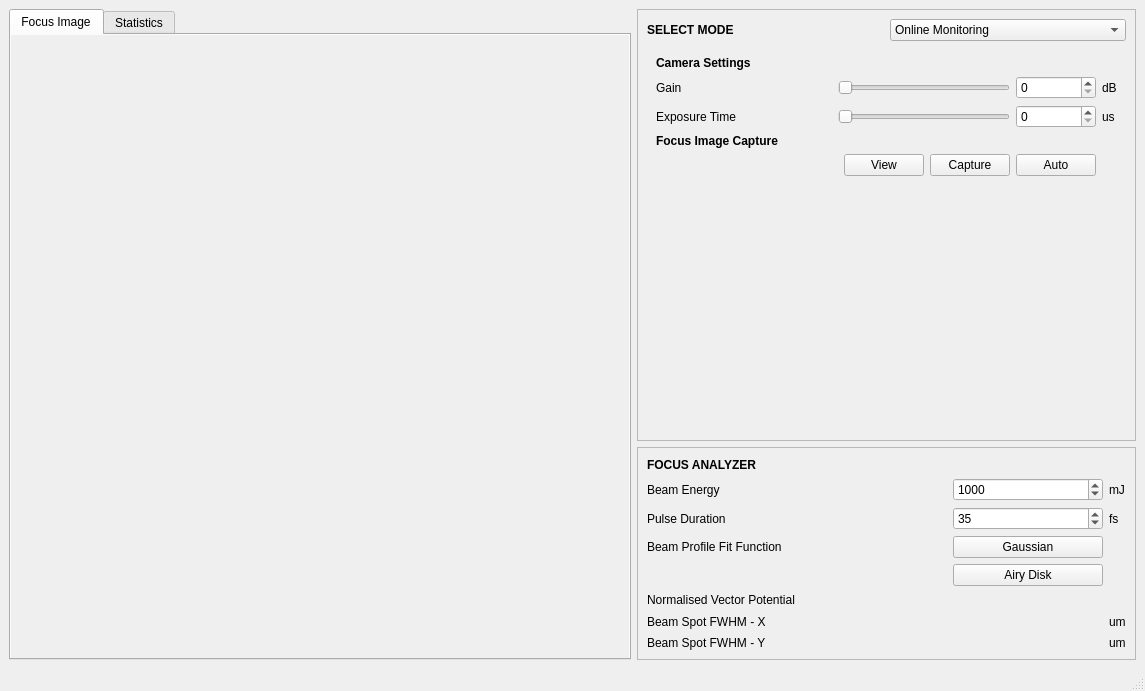
Before: the Qt Designer form FocusDiagnostics/focusdiagnosticsmainwindow.ui in dungducphan/TauExperimentDataAnalyzer, drawn with Qt 5.
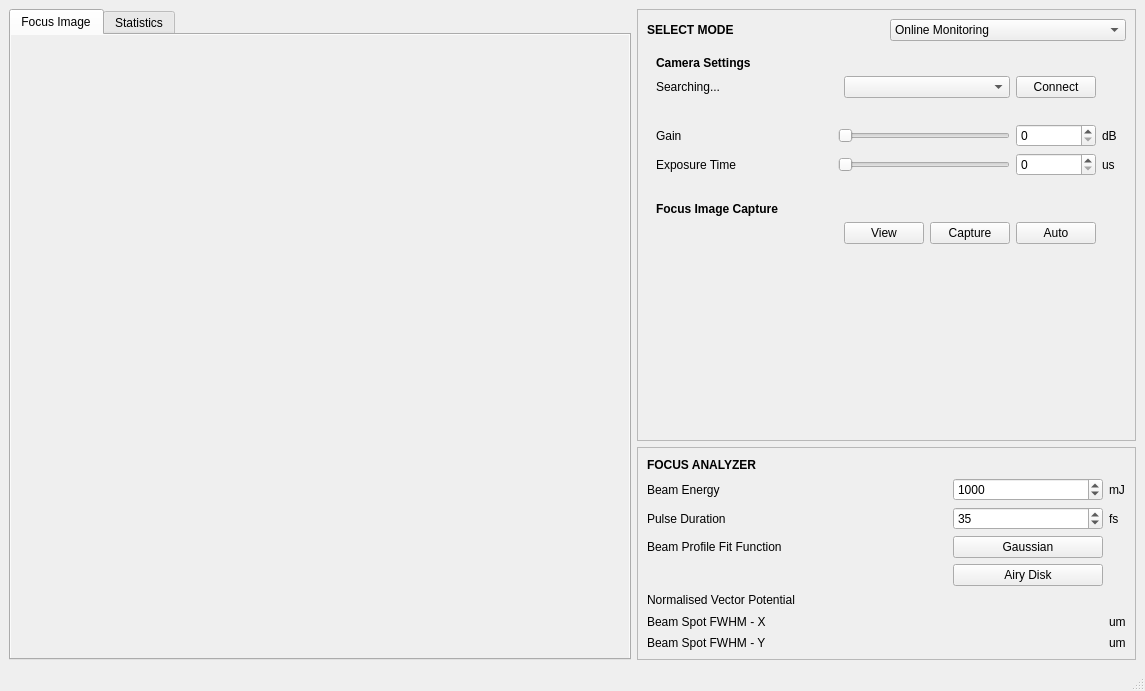
After: the same form once the commit is applied.

Commit message: Adding camera control for live image processing.

What changed in the file:
```diff
--- a/FocusDiagnostics/focusdiagnosticsmainwindow.ui
+++ b/FocusDiagnostics/focusdiagnosticsmainwindow.ui
@@ -143,112 +143,6 @@
          </property>
          <widget class="QWidget" name="page_ONLINE_MONITORING">
           <layout class="QGridLayout" name="gridLayout_2">
-           <item row="1" column="0">
-            <widget class="QLabel" name="label_2">
-             <property name="minimumSize">
-              <size>
-               <width>0</width>
-               <height>0</height>
-              </size>
-             </property>
-             <property name="text">
-              <string>Gain</string>
-             </property>
-            </widget>
-           </item>
-           <item row="2" column="1">
-            <spacer name="horizontalSpacer_4">
-             <property name="orientation">
-              <enum>Qt::Horizontal</enum>
-             </property>
-             <property name="sizeHint" stdset="0">
-              <size>
-               <width>40</width>
-               <height>20</height>
-              </size>
-             </property>
-            </spacer>
-           </item>
-           <item row="2" column="6">
-            <widget class="QLabel" name="label_4">
-             <property name="text">
-              <string>us</string>
-             </property>
-            </widget>
-           </item>
-           <item row="2" column="5">
-            <widget class="QSpinBox" name="spinbox_EXPOSURE_TIME">
-             <property name="maximum">
-              <number>10000000</number>
-             </property>
-            </widget>
-           </item>
-           <item row="6" column="5">
-            <widget class="QPushButton" name="button_FOCUS_IMAGE_AUTO_CAPTURE">
-             <property name="text">
-              <string>Auto</string>
-             </property>
-            </widget>
-           </item>
-           <item row="1" column="1">
-            <spacer name="horizontalSpacer">
-             <property name="orientation">
-              <enum>Qt::Horizontal</enum>
-             </property>
-             <property name="sizeHint" stdset="0">
-              <size>
-               <width>40</width>
-               <height>20</height>
-              </size>
-             </property>
-            </spacer>
-           </item>
-           <item row="2" column="0">
-            <widget class="QLabel" name="label_3">
-             <property name="minimumSize">
-              <size>
-               <width>0</width>
-               <height>0</height>
-              </size>
-             </property>
-             <property name="text">
-              <string>Exposure Time</string>
-             </property>
-            </widget>
-           </item>
-           <item row="6" column="3">
-            <widget class="QPushButton" name="button_FOCUS_IMAGE_VIEW">
-             <property name="text">
-              <string>View</string>
-             </property>
-            </widget>
-           </item>
-           <item row="6" column="4">
-            <widget class="QPushButton" name="button_FOCUS_IMAGE_CAPTURE">
-             <property name="text">
-              <string>Capture</string>
-             </property>
-            </widget>
-           </item>
-           <item row="1" column="6">
-            <widget class="QLabel" name="label_6">
-             <property name="text">
-              <string>dB</string>
-             </property>
-            </widget>
-           </item>
-           <item row="5" column="0">
-            <widget class="QLabel" name="label_18">
-             <property name="font">
-              <font>
-               <bold>true</bold>
-              </font>
-             </property>
-             <property name="text">
-              <string>Focus Image Capture</string>
-             </property>
-            </widget>
-           </item>
            <item row="0" column="0" colspan="7">
             <widget class="QLabel" name="label">
              <property name="font">
@@ -261,7 +155,33 @@
              </property>
             </widget>
            </item>
-           <item row="2" column="2" colspan="3">
+           <item row="2" column="0">
+            <spacer name="horizontalSpacer_5">
+             <property name="orientation">
+              <enum>Qt::Horizontal</enum>
+             </property>
+             <property name="sizeHint" stdset="0">
+              <size>
+               <width>40</width>
+               <height>20</height>
+              </size>
+             </property>
+            </spacer>
+           </item>
+           <item row="4" column="0">
+            <widget class="QLabel" name="label_3">
+             <property name="minimumSize">
+              <size>
+               <width>0</width>
+               <height>0</height>
+              </size>
+             </property>
+             <property name="text">
+              <string>Exposure Time</string>
+             </property>
+            </widget>
+           </item>
+           <item row="4" column="2" colspan="3">
             <widget class="QSlider" name="slider_EXPOSURE_TIME">
              <property name="maximum">
               <number>10000000</number>
@@ -274,7 +194,7 @@
              </property>
             </widget>
            </item>
-           <item row="1" column="2" colspan="3">
+           <item row="3" column="2" colspan="3">
             <widget class="QSlider" name="slider_GAIN">
              <property name="maximum">
               <number>100</number>
@@ -290,14 +210,14 @@
              </property>
             </widget>
            </item>
-           <item row="1" column="5">
-            <widget class="QSpinBox" name="spinbox_GAIN">
-             <property name="maximum">
-              <number>100</number>
+           <item row="3" column="6">
+            <widget class="QLabel" name="label_6">
+             <property name="text">
+              <string>dB</string>
              </property>
             </widget>
            </item>
-           <item row="7" column="3">
+           <item row="10" column="3">
             <spacer name="verticalSpacer">
              <property name="orientation">
               <enum>Qt::Vertical</enum>
@@ -310,6 +230,129 @@
              </property>
             </spacer>
            </item>
+           <item row="1" column="5">
+            <widget class="QPushButton" name="button_CAMERA_CONNECTION">
+             <property name="text">
+              <string>Connect</string>
+             </property>
+            </widget>
+           </item>
+           <item row="9" column="4">
+            <widget class="QPushButton" name="button_FOCUS_IMAGE_CAPTURE">
+             <property name="text">
+              <string>Capture</string>
+             </property>
+            </widget>
+           </item>
+           <item row="8" column="0">
+            <widget class="QLabel" name="label_18">
+             <property name="font">
+              <font>
+               <bold>true</bold>
+              </font>
+             </property>
+             <property name="text">
+              <string>Focus Image Capture</string>
+             </property>
+            </widget>
+           </item>
+           <item row="3" column="0">
+            <widget class="QLabel" name="label_2">
+             <property name="minimumSize">
+              <size>
+               <width>0</width>
+               <height>0</height>
+              </size>
+             </property>
+             <property name="text">
+              <string>Gain</string>
+             </property>
+            </widget>
+           </item>
+           <item row="9" column="5">
+            <widget class="QPushButton" name="button_FOCUS_IMAGE_AUTO_CAPTURE">
+             <property name="text">
+              <string>Auto</string>
+             </property>
+            </widget>
+           </item>
+           <item row="1" column="0">
+            <widget class="QLabel" name="label_CAMERA_LIST">
+             <property name="text">
+              <string>Searching...</string>
+             </property>
+            </widget>
+           </item>
+           <item row="4" column="1">
+            <spacer name="horizontalSpacer_4">
+             <property name="orientation">
+              <enum>Qt::Horizontal</enum>
+             </property>
+             <property name="sizeHint" stdset="0">
+              <size>
+               <width>40</width>
+               <height>20</height>
+              </size>
+             </property>
+            </spacer>
+           </item>
+           <item row="4" column="5">
+            <widget class="QSpinBox" name="spinbox_EXPOSURE_TIME">
+             <property name="maximum">
+              <number>10000000</number>
+             </property>
+            </widget>
+           </item>
+           <item row="9" column="3">
+            <widget class="QPushButton" name="button_FOCUS_IMAGE_VIEW">
+             <property name="text">
+              <string>View</string>
+             </property>
+            </widget>
+           </item>
+           <item row="4" column="6">
+            <widget class="QLabel" name="label_4">
+             <property name="text">
+              <string>us</string>
+             </property>
+            </widget>
+           </item>
+           <item row="3" column="1">
+            <spacer name="horizontalSpacer">
+             <property name="orientation">
+              <enum>Qt::Horizontal</enum>
+             </property>
+             <property name="sizeHint" stdset="0">
+              <size>
+               <width>40</width>
+               <height>20</height>
+              </size>
+             </property>
+            </spacer>
+           </item>
+           <item row="1" column="3" colspan="2">
+            <widget class="QComboBox" name="comboBox_CAMERA_LIST"/>
+           </item>
+           <item row="3" column="5">
+            <widget class="QSpinBox" name="spinbox_GAIN">
+             <property name="maximum">
+              <number>100</number>
+             </property>
+            </widget>
+           </item>
+           <item row="5" column="0">
+            <spacer name="horizontalSpacer_6">
+             <property name="orientation">
+              <enum>Qt::Horizontal</enum>
+             </property>
+             <property name="sizeHint" stdset="0">
+              <size>
+               <width>40</width>
+               <height>20</height>
+              </size>
+             </property>
+            </spacer>
+           </item>
           </layout>
          </widget>
          <widget class="QWidget" name="page_OFFLINE_ANALYSIS">
```
The commit also changes 9 other files.
